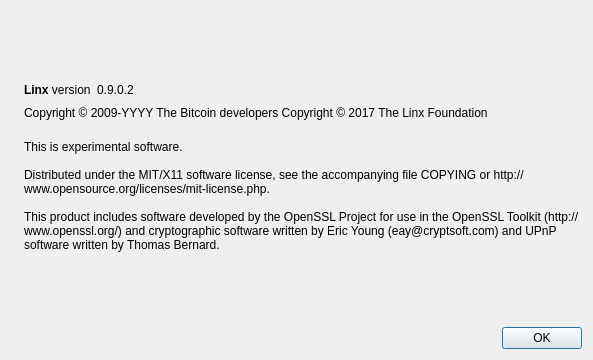
This is src/qt/forms/aboutdialog.ui in linX-project/linX as Qt 5 draws it before an edit. The edited form follows.
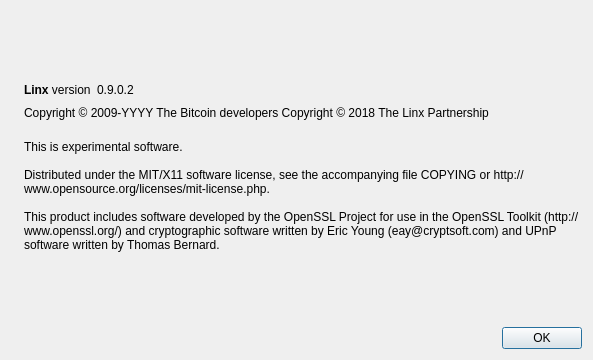
This is the edited form. Icons and pictures are not drawn.

Patch:
```diff
--- a/src/qt/forms/aboutdialog.ui
+++ b/src/qt/forms/aboutdialog.ui
@@ -92,7 +92,7 @@
        </property>
        <property name="text">
         <string notr="true">Copyright &amp;copy; 2009-YYYY The Bitcoin developers
-Copyright &amp;copy; 2017 The Linx Foundation</string>
+Copyright &amp;copy; 2018 The Linx Partnership</string>
        </property>
        <property name="textFormat">
         <enum>Qt::RichText</enum>
```
